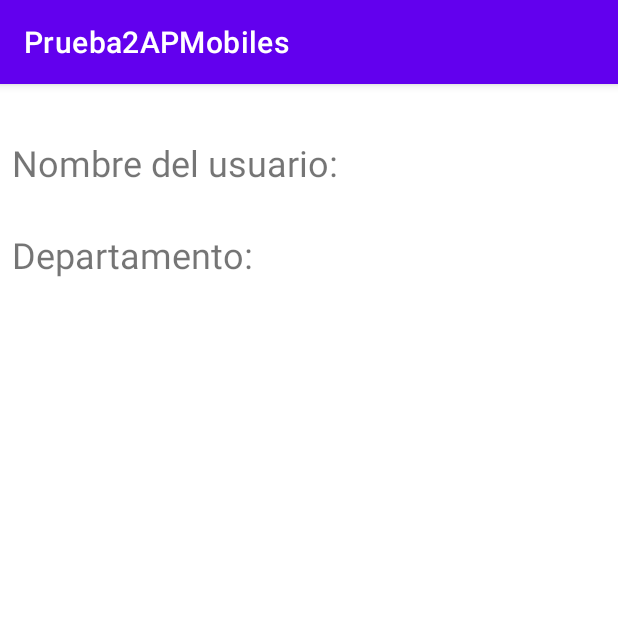
After one commit to Marile514/Prueba2APMobiles, an Android app: the Activity_equipos screen opened directly, with no data from a screen before it, on a phone screen of 412 x 824 dp, the top half of it. The commit adds this screen. Run offline under Robolectric (Android 15) with nearby library versions, the phone set to English and light mode, and no system bars.

Commit message:
activity equipos agregados

```diff
--- a/app/src/main/AndroidManifest.xml
+++ b/app/src/main/AndroidManifest.xml
@@ -9,6 +9,7 @@
         android:roundIcon="@mipmap/ic_launcher_round"
         android:supportsRtl="true"
         android:theme="@style/Theme.Prueba2APMobiles">
+        <activity android:name=".Activity_equipos"></activity>
         <activity android:name=".MainActivity">
             <intent-filter>
                 <action android:name="android.intent.action.MAIN" />
--- /dev/null
+++ b/app/src/main/java/com/example/prueba2apmobiles/Activity_equipos.java
@@ -0,0 +1,14 @@
+package com.example.prueba2apmobiles;
+
+import androidx.appcompat.app.AppCompatActivity;
+
+import android.os.Bundle;
+
+public class Activity_equipos extends AppCompatActivity {
+
+    @Override
+    protected void onCreate(Bundle savedInstanceState) {
+        super.onCreate(savedInstanceState);
+        setContentView(R.layout.activity_equipos);
+    }
+}
--- /dev/null
+++ b/app/src/main/res/layout/activity_equipos.xml
@@ -0,0 +1,36 @@
+<?xml version="1.0" encoding="utf-8"?>
+<androidx.constraintlayout.widget.ConstraintLayout xmlns:android="http://schemas.android.com/apk/res/android"
+    xmlns:app="http://schemas.android.com/apk/res-auto"
+    xmlns:tools="http://schemas.android.com/tools"
+    android:layout_width="match_parent"
+    android:layout_height="match_parent"
+    tools:context=".Activity_equipos">
+
+    <TextView
+        android:id="@+id/txtNombreComp"
+        android:layout_width="0dp"
+        android:layout_height="33dp"
+        android:layout_marginStart="8dp"
+        android:layout_marginTop="36dp"
+        android:layout_marginEnd="8dp"
+        android:text="Nombre del usuario:"
+        android:textSize="24sp"
+        app:layout_constraintEnd_toEndOf="parent"
+        app:layout_constraintHorizontal_bias="0.099"
+        app:layout_constraintStart_toStartOf="parent"
+        app:layout_constraintTop_toTopOf="parent" />
+
+    <TextView
+        android:id="@+id/txtDepartamento"
+        android:layout_width="0dp"
+        android:layout_height="wrap_content"
+        android:layout_marginStart="8dp"
+        android:layout_marginTop="28dp"
+        android:layout_marginEnd="8dp"
+        android:text="Departamento:"
+        android:textSize="24sp"
+        app:layout_constraintEnd_toEndOf="parent"
+        app:layout_constraintHorizontal_bias="0.339"
+        app:layout_constraintStart_toStartOf="parent"
+        app:layout_constraintTop_toBottomOf="@+id/txtNombreComp" />
+</androidx.constraintlayout.widget.ConstraintLayout>
```
Also changed, not shown: app/src/main/java/com/example/prueba2apmobiles/MainActivity.java (+28 -0 lines), app/src/main/java/com/example/prueba2apmobiles/Usuario.java (+10 -2 lines).
